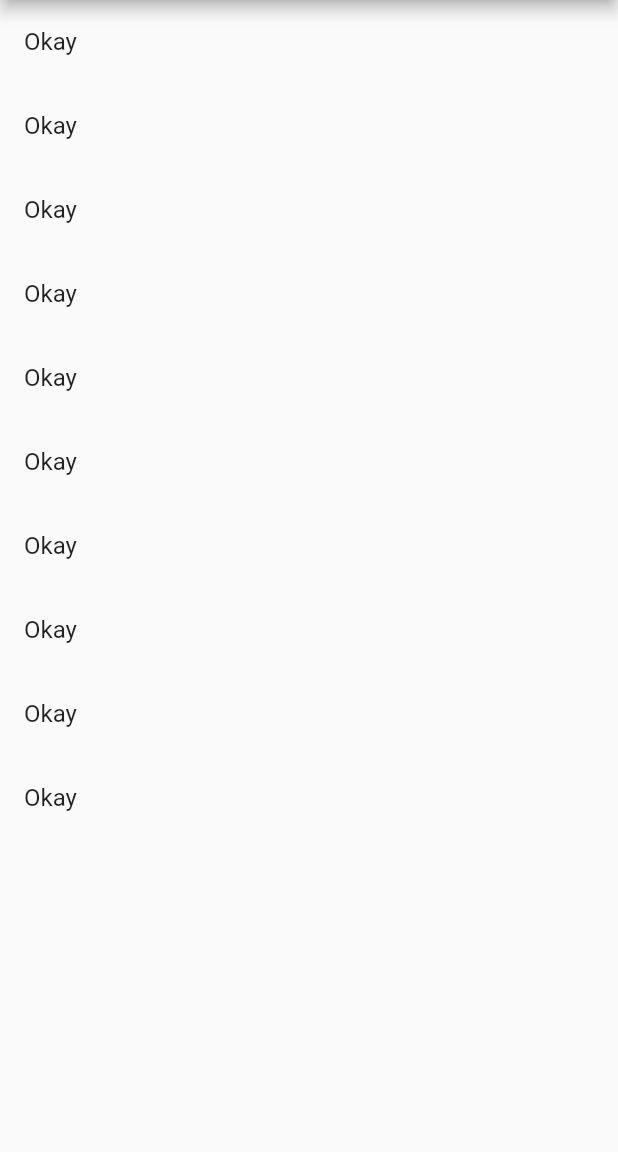
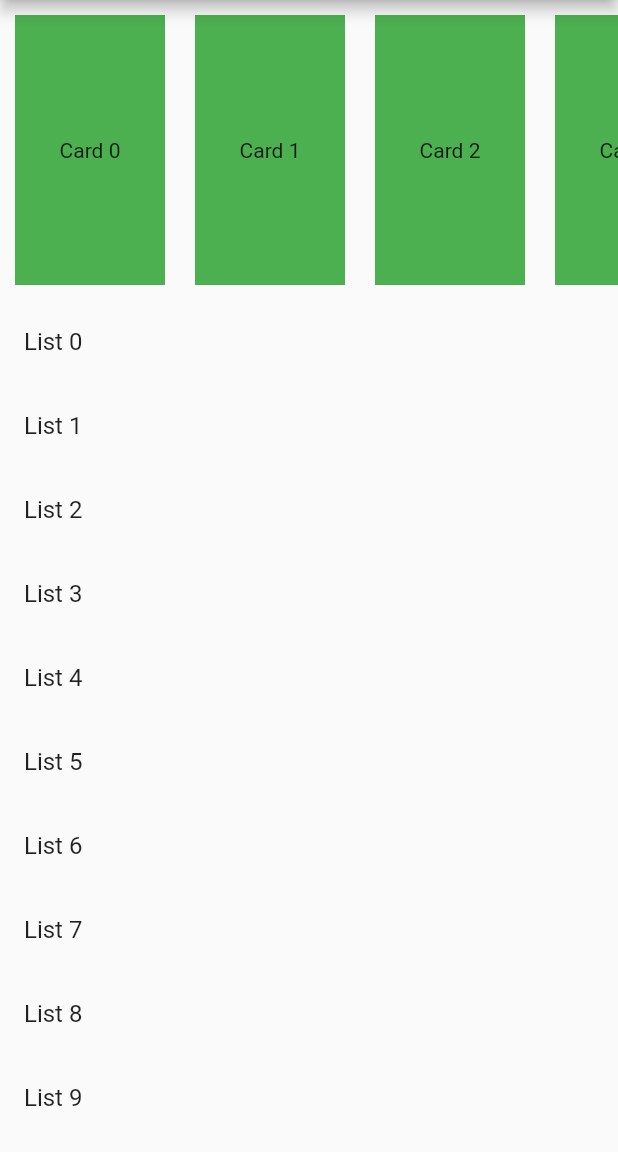
Before and after one commit to yasin1376/flutter_horizontal_vertical_listview, a Flutter app: the screen it shows after launch, on a phone screen of 412 x 824 dp, the part 84-1236 px from its top. Run offline on Flutter 3.47's test engine with Material 2 defaults, Android fonts, the phone set to English and light mode, and no system bars.

Commit message:
horizontal and vertical list added

```diff
--- a/lib/HomePage.dart
+++ b/lib/HomePage.dart
@@ -13,10 +13,37 @@ class _HomePageState extends State<HomePage> {
         title: Text("Horizontal & Vertical ListView"),
         backgroundColor: Colors.green[700],
       ),
-      body: ListView.builder(
-        itemCount: 10,
-        itemBuilder: (context, index) => ListTile(
-          title: Text("Okay"),
+      body: SingleChildScrollView(
+        child: Column(
+          mainAxisSize: MainAxisSize.min,
+          children: <Widget>[
+            SizedBox(
+              height: 200,
+              child: ListView.builder(
+                itemCount: 10,
+                scrollDirection: Axis.horizontal,
+                itemBuilder: (context, index) => Container(
+                  height: 100,
+                  margin: EdgeInsets.all(10),
+                  width: 100,
+                  child: Center(
+                    child: Text("Card $index"),
+                  ),
+                  color: Colors.green,
+                ),
+              ),
+            ),
+            Flexible(
+              child: ListView.builder(
+                itemCount: 15,
+                itemBuilder: (context, index) => ListTile(
+                  title: Text("List $index"),
+                ),
+                physics: NeverScrollableScrollPhysics(),
+                shrinkWrap: true,
+              ),
+            ),
+          ],
         ),
       ),
     );
```
